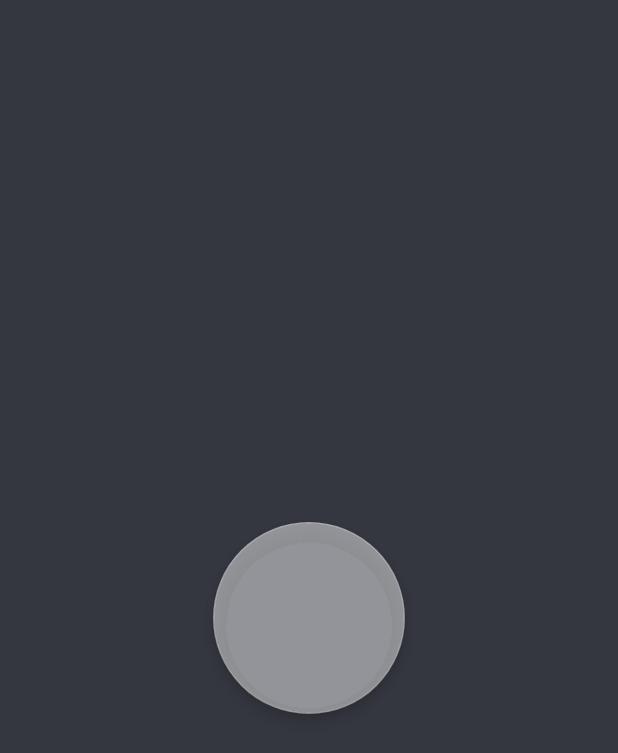
After one commit to kvvzr/Twinkrun-Android, an Android app: the GameActivity screen opened directly, with no data from a screen before it, on a phone screen of 412 x 824 dp. The commit adds this screen. Shown: the top 753 px of the screen. Run offline under Robolectric (Android 15) with nearby library versions, the phone set to English and light mode, and no system bars; our stand-ins replace ButterKnife.

Commit message:
Add empty game view

```diff
--- a/app/src/main/AndroidManifest.xml
+++ b/app/src/main/AndroidManifest.xml
@@ -26,6 +26,7 @@
             </intent-filter>
         </activity>
         <activity android:name=".activity.PlayerSelectActivity"/>
+        <activity android:name=".activity.GameActivity"/>
     </application>
 
 
--- /dev/null
+++ b/app/src/main/java/net/twinkrun/twinkrun/activity/GameActivity.java
@@ -0,0 +1,28 @@
+package net.twinkrun.twinkrun.activity;
+
+import android.os.Bundle;
+import android.support.v7.app.AppCompatActivity;
+
+import net.twinkrun.twinkrun.R;
+
+import butterknife.ButterKnife;
+import butterknife.OnClick;
+
+public class GameActivity extends AppCompatActivity {
+
+    @OnClick(R.id.play_button)
+    public void onClickPlayButton() {
+    }
+
+    @Override
+    protected void onCreate(Bundle savedInstanceState) {
+        super.onCreate(savedInstanceState);
+        setContentView(R.layout.activity_game);
+
+        ButterKnife.bind(this);
+
+        if (getSupportActionBar() != null) {
+            getSupportActionBar().hide();
+        }
+    }
+}
--- /dev/null
+++ b/app/src/main/res/layout/activity_game.xml
@@ -0,0 +1,15 @@
+<?xml version="1.0" encoding="utf-8"?>
+<android.support.design.widget.CoordinatorLayout
+    xmlns:android="http://schemas.android.com/apk/res/android"
+    xmlns:app="http://schemas.android.com/apk/res-auto"
+    android:layout_width="match_parent"
+    android:layout_height="match_parent">
+
+    <android.support.design.widget.FloatingActionButton
+        android:id="@+id/play_button"
+        android:layout_width="128dp"
+        android:layout_height="128dp"
+        android:layout_gravity="center"
+        app:backgroundTint="@color/twinkrunClearWhite"/>
+
+</android.support.design.widget.CoordinatorLayout>
--- a/app/src/main/res/values/colors.xml
+++ b/app/src/main/res/values/colors.xml
@@ -6,4 +6,5 @@
     <color name="twinkrunLightBlack">#353740</color>
     <color name="twinkrunGold">#e4cdbb</color>
     <color name="twinkrunWhite">#ffffff</color>
+    <color name="twinkrunClearWhite">#77ffffff</color>
 </resources>
--- a/app/src/main/res/values/strings.xml
+++ b/app/src/main/res/values/strings.xml
@@ -1,5 +1,6 @@
-<resources>
+<resources xmlns:tools="http://schemas.android.com/tools" tools:ignore="TypographyDashes">
     <string name="app_name">Twinkrun</string>
     <string name="player_select_title">Select Players</string>
     <string name="action_settings">Settings</string>
+    <string name="advertise_uuid">4C866825-6CF5-48DD-8C64-D9EC109CB3E4</string>
 </resources>
```
Also changed, not shown: app/src/main/java/net/twinkrun/twinkrun/activity/PlayerSelectActivity.java (+21 -2 lines), app/src/main/java/net/twinkrun/twinkrun/adapter/PlayerSelectAdapter.java (+12 -3 lines), app/src/main/java/net/twinkrun/twinkrun/entity/Player.java (+13 -0 lines).
